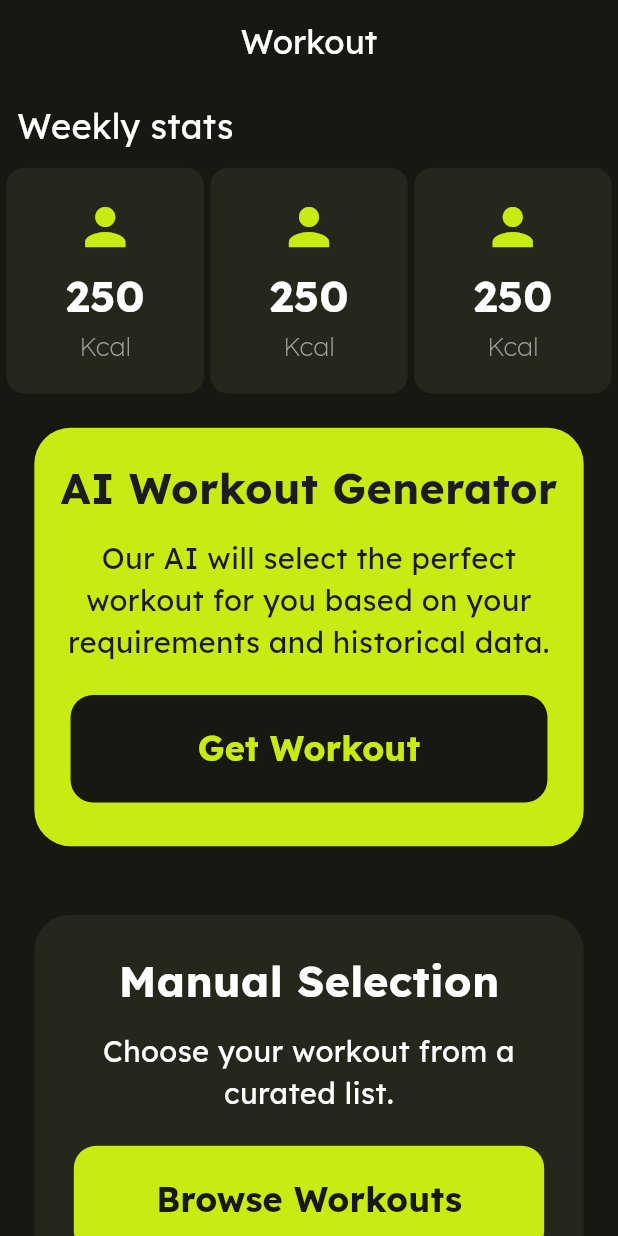
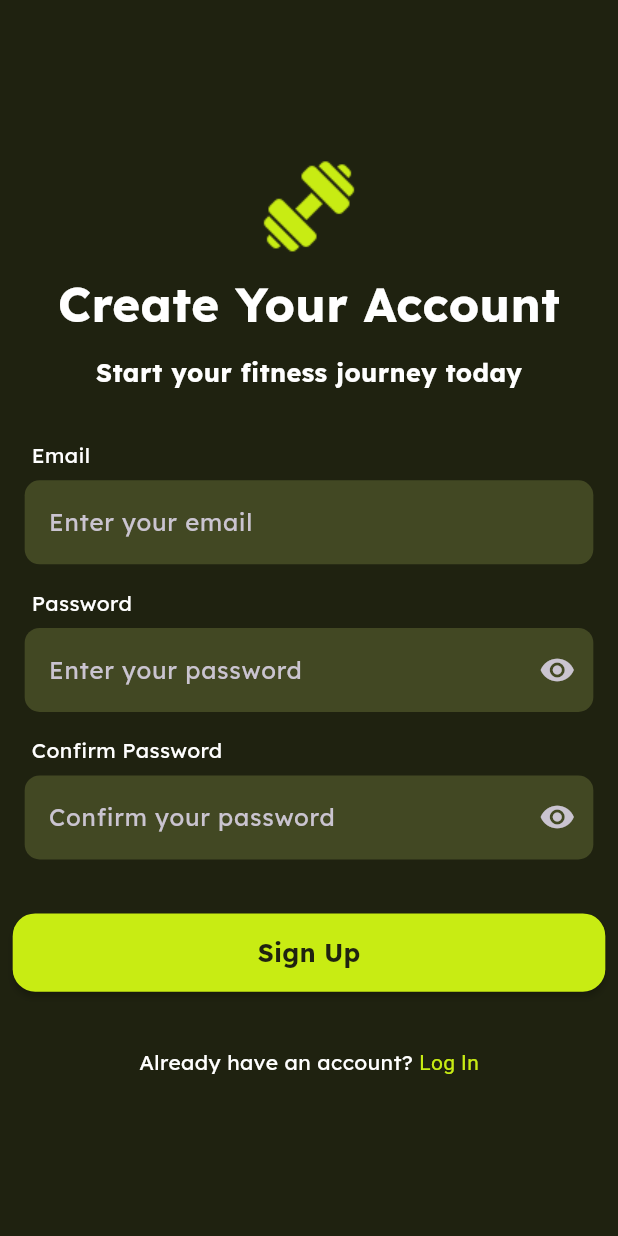
Before and after one commit to Amin-Thoufeeque/fitthread, a Flutter app: the screen it shows after launch, on a phone screen of 412 x 824 dp. Run offline on Flutter 3.47's test engine with Material 3 defaults, Android fonts, the phone set to English and light mode, and no system bars; our stand-ins replace floating_bottom_navigation_bar, flutter_screenutil, google_fonts, table_calendar.

Commit message:
Finish authentication screens

```diff
--- /dev/null
+++ b/lib/Presentation/Authentication/signup_screen.dart
@@ -0,0 +1,121 @@
+import 'package:fitthread/Presentation/Authentication/widgets.dart';
+import 'package:fitthread/Presentation/colors.dart';
+import 'package:flutter/gestures.dart';
+import 'package:flutter/material.dart';
+import 'package:flutter_screenutil/flutter_screenutil.dart';
+
+class SignupScreen extends StatelessWidget {
+  const SignupScreen({super.key});
+
+  @override
+  Widget build(BuildContext context) {
+    return Scaffold(
+      body: SingleChildScrollView(
+        child: ConstrainedBox(
+          constraints: BoxConstraints(
+            minHeight: MediaQuery.of(context).size.height,
+          ),
+          child: Center(
+            child: Padding(
+              padding: const EdgeInsets.all(8.0).w,
+              child: Column(
+                mainAxisAlignment: MainAxisAlignment.center,
+
+                children: [
+                  Image.asset(
+                    'assets/WorkoutIcons/gym.png',
+                    color: AppColors.accentGreen,
+                  ),
+                  SizedBox(height: 15.h),
+                  Text(
+                    'Create Your Account',
+                    style: TextStyle(
+                      fontSize: 30.sp,
+                      height: 1.2,
+                      fontWeight: FontWeight.bold,
+                    ),
+                  ),
+                  SizedBox(height: 15.h),
+
+                  Text(
+                    'Start your fitness journey today',
+                    style: TextStyle(
+                      fontSize: 16.sp,
+                      height: 1.5,
+                      fontWeight: FontWeight.bold,
+                    ),
+                  ),
+                  SizedBox(height: 20.h),
+                  //Custom InputBox
+                  Padding(
+                    padding: const EdgeInsets.all(8.0),
+                    child: Column(
+                      crossAxisAlignment: CrossAxisAlignment.start,
+                      children: [
+                        //Custom Label
+                        Padding(
+                          padding: const EdgeInsets.symmetric(
+                            horizontal: 5,
+                            vertical: 7,
+                          ).h,
+                          child: Text('Email'),
+                        ),
+
+                        CustomAuthInputField(
+                          hintText: 'Enter your email',
+                          inputType: TextInputType.emailAddress,
+                        ),
+
+                        SizedBox(height: 10.h),
+                        Padding(
+                          padding: const EdgeInsets.symmetric(
+                            horizontal: 5,
+                            vertical: 7,
+                          ).h,
+                          child: Text('Password'),
+                        ),
+                        CustomAuthInputField(
+                          hintText: 'Enter your password',
+                          isPassword: true,
+                        ),
+                        SizedBox(height: 10.h),
+                        Padding(
+                          padding: const EdgeInsets.symmetric(
+                            horizontal: 5,
+                            vertical: 7,
+                          ).h,
+                          child: Text('Confirm Password'),
+                        ),
+
+                        CustomAuthInputField(
+                          hintText: 'Confirm your password',
+                          isPassword: true,
+                        ),
+                      ],
+                    ),
+                  ),
+                  SizedBox(height: 30.h),
+
+                  CustomAuthButton(label: 'Sign Up'),
+                  SizedBox(height: 40.h),
+                  Text.rich(
+                    TextSpan(
+                      text: "Already have an account? ",
+                      children: [
+                        TextSpan(
+                          text: "Log In",
+                          style: TextStyle(color: AppColors.accentGreen),
+                        ),
+                      ],
+                      recognizer: TapGestureRecognizer()..onTap = () {},
+                    ),
+                  ),
+                ],
+              ),
+            ),
+          ),
+        ),
+      ),
+    );
+  }
+}
--- /dev/null
+++ b/lib/Presentation/Authentication/widgets.dart
@@ -0,0 +1,84 @@
+import 'package:fitthread/Presentation/colors.dart';
+import 'package:flutter/material.dart';
+import 'package:flutter_screenutil/flutter_screenutil.dart';
+
+class CustomAuthInputField extends StatefulWidget {
+  final String hintText;
+  final bool isPassword;
+  final TextInputType inputType;
+  const CustomAuthInputField({
+    super.key,
+    required this.hintText,
+    this.isPassword = false,
+    this.inputType = TextInputType.name,
+  });
+
+  @override
+  State<CustomAuthInputField> createState() => _CustomAuthInputFieldState();
+}
+
+bool isObscure = true;
+
+class _CustomAuthInputFieldState extends State<CustomAuthInputField> {
+  @override
+  Widget build(BuildContext context) {
+    return TextField(
+      cursorColor: AppColors.accentGreen,
+      obscureText: widget.isPassword && isObscure,
+      keyboardType: widget.inputType,
+      decoration: InputDecoration(
+        filled: true,
+        suffixIcon: widget.isPassword
+            ? IconButton(
+                onPressed: () {
+                  if (!isObscure) {
+                    setState(() {
+                      isObscure = true;
+                    });
+                  } else {
+                    setState(() {
+                      isObscure = false;
+                    });
+                  }
+                },
+                icon: isObscure
+                    ? Icon(Icons.visibility)
+                    : Icon(Icons.visibility_off),
+              )
+            : SizedBox(),
+        fillColor: AppColors.inputBackground,
+        hintText: widget.hintText,
+        border: OutlineInputBorder(
+          borderRadius: BorderRadius.circular(10),
+          borderSide: BorderSide(style: BorderStyle.none, width: 0),
+        ),
+      ),
+    );
+  }
+}
+
+class CustomAuthButton extends StatelessWidget {
+  final String label;
+  const CustomAuthButton({super.key, required this.label});
+
+  @override
+  Widget build(BuildContext context) {
+    return MaterialButton(
+      onPressed: () {},
+      minWidth: double.infinity,
+      height: 56.h,
+      color: AppColors.accentGreen,
+      shape: RoundedRectangleBorder(
+        borderRadius: BorderRadiusGeometry.circular(15),
+      ),
+      child: Text(
+        label,
+        style: TextStyle(
+          color: AppColors.darkOlive,
+          fontSize: 16.sp,
+          fontWeight: FontWeight.bold,
+        ),
+      ),
+    );
+  }
+}
--- a/lib/Presentation/colors.dart
+++ b/lib/Presentation/colors.dart
@@ -1,11 +1,14 @@
 import 'package:flutter/material.dart';
 
 class AppColors {
+  // bg main Color(0xFF171811);
   // Your custom colors
   static const Color accentGreen = Color(0xFFC8EC13);
   static const Color darkBorder = Color(0xFF363928);
   static const Color cardBackground = Color(0xFF25271C);
-  static const Color mainBackground = Color(0xFF171811);
+  static const Color mainBackground = Color(0xFF1F2210);
+  static const Color inputBackground = Color(0xFF424823);
+  static const Color darkOlive = Color(0xFF1F2210);
 
   // Text colors
   static const Color primaryText = Colors.white;
--- a/lib/main.dart
+++ b/lib/main.dart
@@ -1,4 +1,5 @@
-import 'package:fitthread/Presentation/Workout%20Screen/workout_screen.dart';
+import 'package:fitthread/Presentation/Authentication/signup_screen.dart';
+import 'package:fitthread/Presentation/colors.dart';
 import 'package:flutter/material.dart';
 import 'package:flutter_screenutil/flutter_screenutil.dart';
 import 'package:google_fonts/google_fonts.dart';
@@ -14,17 +15,28 @@ class MyApp extends StatelessWidget {
   @override
   Widget build(BuildContext context) {
     return ScreenUtilInit(
-      designSize: Size(360, 690),
+      designSize: Size(390, 884),
 
       builder: (_, child) {
         return MaterialApp(
           title: 'Fitthread',
           debugShowCheckedModeBanner: false,
+
           theme: ThemeData(
-            colorScheme: ColorScheme.fromSeed(seedColor: Colors.deepPurple),
-            textTheme: GoogleFonts.lexendTextTheme(),
+            brightness: Brightness.dark,
+            primaryColor: AppColors.accentGreen,
+            scaffoldBackgroundColor: AppColors.mainBackground,
+
+            // primaryTextTheme: TextTheme(
+            //   labelMedium: TextStyle(color: AppColors.primaryText),
+            //   labelLarge: TextStyle(color: AppColors.primaryText),
+            //   labelSmall: TextStyle(color: AppColors.primaryText),
+            // ),
+            textTheme: GoogleFonts.lexendTextTheme().apply(
+              bodyColor: AppColors.primaryText,
+            ),
           ),
-          home: const WorkoutScreen(),
+          home: const SignupScreen(),
         );
       },
     );
```
Also changed, not shown: lib/Presentation/Authentication/login_screen.dart (added, +92 -0 lines).
